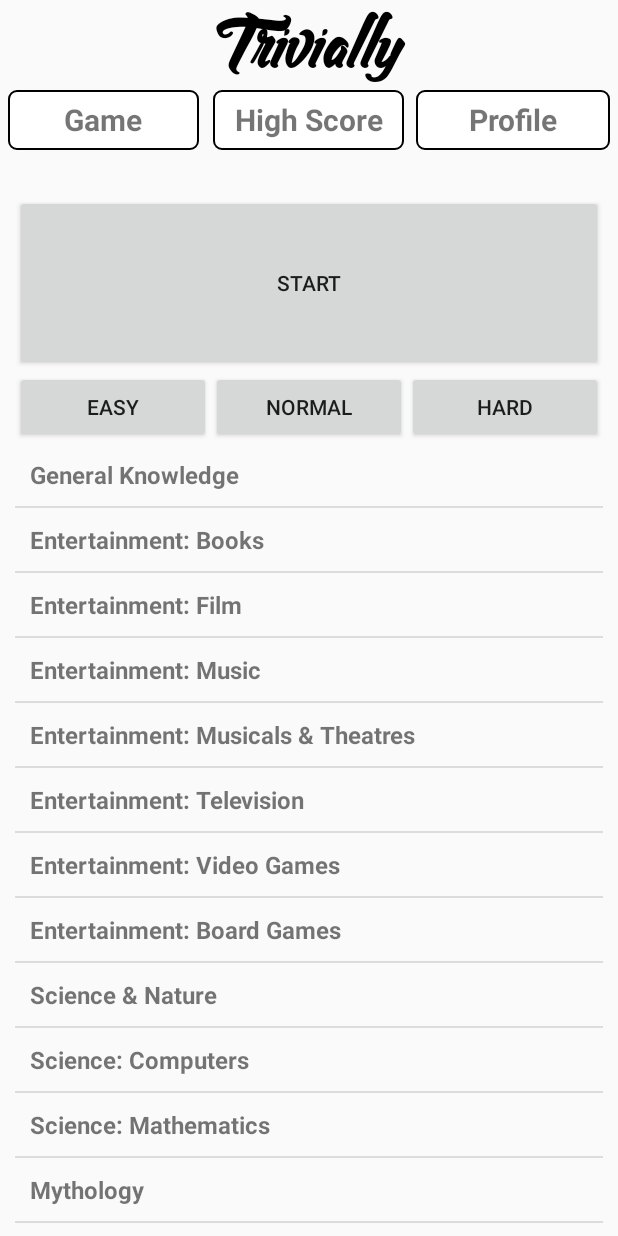
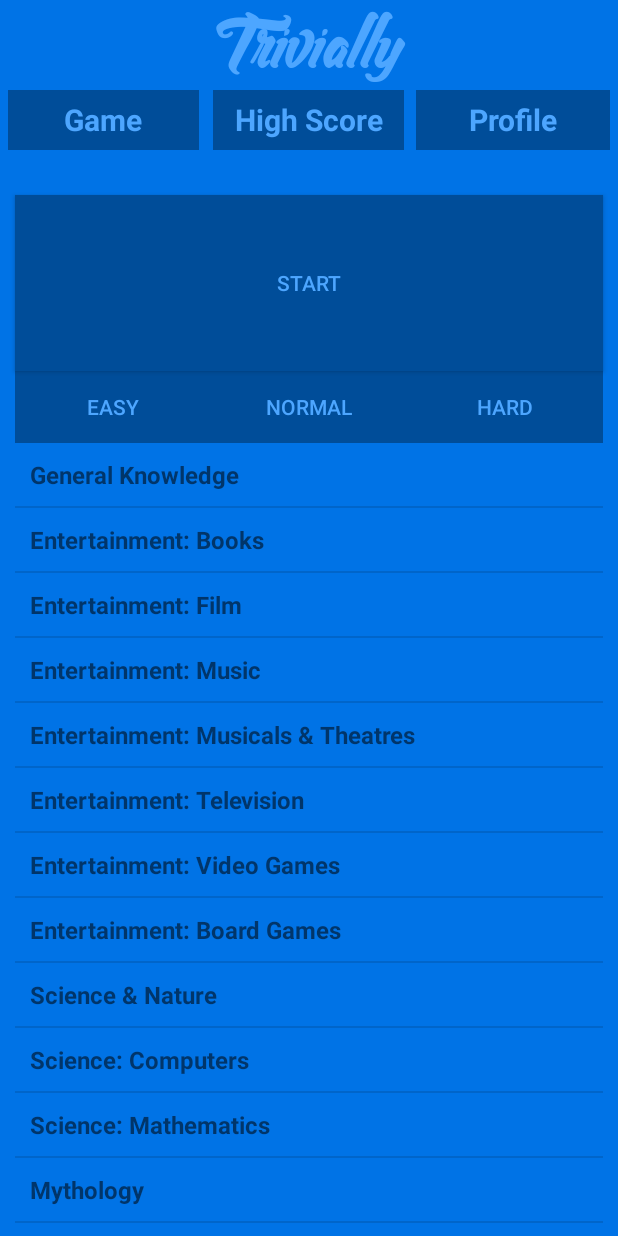
Before and after one commit to seph314/trivially, an Android app: the screen it shows after launch (GameActivity), on a phone screen of 412 x 824 dp. Run offline under Robolectric (Android 15) with nearby library versions, the phone set to English and light mode, and no system bars.

Commit message:
edited layout

```diff
--- a/A3/Trivially/app/src/main/res/layout/activity_authenticated_profile.xml
+++ b/A3/Trivially/app/src/main/res/layout/activity_authenticated_profile.xml
@@ -2,7 +2,8 @@
 <LinearLayout xmlns:android="http://schemas.android.com/apk/res/android"
     android:orientation="vertical"
     android:layout_width="fill_parent"
-    android:layout_height="fill_parent">
+    android:layout_height="fill_parent"
+    android:background="#0073e6">
 
     <include layout="@layout/navigation_bar"/>
 
@@ -12,6 +13,8 @@
         android:layout_height="117dp"
         android:layout_marginHorizontal="10dp"
         android:layout_marginBottom="20dp"
+        android:background="#004d99"
+	android:textColor="#4da6ff"
         android:text="@string/log_out"/>
 
     <LinearLayout
--- a/A3/Trivially/app/src/main/res/layout/activity_game.xml
+++ b/A3/Trivially/app/src/main/res/layout/activity_game.xml
@@ -2,7 +2,9 @@
 <LinearLayout xmlns:android="http://schemas.android.com/apk/res/android"
     android:orientation="vertical"
     android:layout_width="fill_parent"
-    android:layout_height="fill_parent">
+    android:layout_height="fill_parent"
+    android:background="#0073e6">
+
 
     <include layout="@layout/navigation_bar"/>
 
@@ -12,6 +14,8 @@
             android:layout_width="match_parent"
             android:layout_height="117dp"
             android:text="@string/start"
+            android:background="#004d99"
+	    android:textColor="#4da6ff"
             android:layout_marginHorizontal="10dp"/>
 
             <LinearLayout
@@ -26,6 +30,8 @@
                     android:layout_width="0dp"
                     android:layout_height="wrap_content"
                     android:layout_weight="1"
+		    android:background="#004d99"
+	            android:textColor="#4da6ff"
                     android:text="@string/easy" />
 
                 <Button
@@ -33,6 +39,8 @@
                     android:layout_width="0dp"
                     android:layout_height="wrap_content"
                     android:layout_weight="1"
+ 		    android:background="#004d99"
+	            android:textColor="#4da6ff"
                     android:text="@string/normal" />
 
                 <Button
@@ -40,6 +48,8 @@
                     android:layout_width="0dp"
                     android:layout_height="wrap_content"
                     android:layout_weight="1"
+ 		    android:background="#004d99"
+	            android:textColor="#4da6ff"
                     android:text="@string/hard" />
             </LinearLayout>
     <ListView
--- a/A3/Trivially/app/src/main/res/layout/activity_game_done.xml
+++ b/A3/Trivially/app/src/main/res/layout/activity_game_done.xml
@@ -5,6 +5,7 @@
     android:layout_height="fill_parent"
     android:layout_marginTop="30dp"
     android:layout_marginHorizontal="10dp"
+    android:background="#0073e6"
     >
 
         <TextView
@@ -30,6 +31,8 @@
             android:layout_width="match_parent"
             android:layout_height="81dp"
             android:layout_gravity="center_horizontal"
+            android:background="#004d99"
+	    android:textColor="#4da6ff"
             android:text="@string/play_again" />
 
         <Button
@@ -37,5 +40,7 @@
             android:layout_width="match_parent"
             android:layout_height="88dp"
             android:layout_gravity="center_horizontal"
+	    android:background="#004d99"
+	    android:textColor="#4da6ff"
             android:text="@string/home" />
 </LinearLayout>
--- a/A3/Trivially/app/src/main/res/layout/activity_high_score.xml
+++ b/A3/Trivially/app/src/main/res/layout/activity_high_score.xml
@@ -2,7 +2,8 @@
 <LinearLayout xmlns:android="http://schemas.android.com/apk/res/android"
     android:orientation="vertical"
     android:layout_width="fill_parent"
-    android:layout_height="fill_parent">
+    android:layout_height="fill_parent"
+    android:background="#0073e6">
 
     <include layout="@layout/navigation_bar"/>
 
--- a/A3/Trivially/app/src/main/res/layout/activity_un_authenticated_profile.xml
+++ b/A3/Trivially/app/src/main/res/layout/activity_un_authenticated_profile.xml
@@ -2,7 +2,8 @@
 <LinearLayout xmlns:android="http://schemas.android.com/apk/res/android"
     android:orientation="vertical"
     android:layout_width="fill_parent"
-    android:layout_height="fill_parent">
+    android:layout_height="fill_parent"
+    android:background="#0073e6">
 
     <include layout="@layout/navigation_bar"/>
 
@@ -15,6 +16,8 @@
             android:id="@+id/logInBtn"
             android:layout_width="match_parent"
             android:layout_height="117dp"
+	    android:background="#004d99"
+	    android:textColor="#4da6ff"
             android:text="@string/log_in_with_facebook" />
     </LinearLayout>
 </LinearLayout>
--- a/A3/Trivially/app/src/main/res/layout/navigation_bar.xml
+++ b/A3/Trivially/app/src/main/res/layout/navigation_bar.xml
@@ -16,7 +16,7 @@
             android:textStyle="bold"
             android:fontFamily="@font/rashfeng"
             android:layout_weight="2"
-            android:textColor="@android:color/black"
+            android:textColor="#4da6ff"
             android:text="@string/app_name" />
 
         <RelativeLayout
@@ -33,7 +33,8 @@
             android:gravity="center"
             android:textSize="20sp"
             android:textStyle="bold"
-            android:background="@drawable/back"
+            android:background="#004d99"
+            android:textColor="#4da6ff"
             android:text="@string/high_score" />
 
         <TextView
@@ -44,7 +45,8 @@
             android:gravity="center"
             android:textSize="20sp"
             android:textStyle="bold"
-            android:background="@drawable/back"
+            android:background="#004d99"
+	    android:textColor="#4da6ff"
             android:text="@string/game" />
 
         <TextView
@@ -57,7 +59,8 @@
             android:gravity="center"
             android:textSize="20sp"
             android:textStyle="bold"
-            android:background="@drawable/back"
+            android:background="#004d99"
+            android:textColor="#4da6ff"
             android:text="@string/profile" />
         </RelativeLayout>
 
--- /dev/null
+++ b/A3/zscsz/settings.gradle
@@ -0,0 +1 @@
+rootProject.name = 'zscsz'
```
Also changed, not shown: A3/Trivially/app/src/main/res/layout/activity_in_game.xml (+12 -1 lines), A3/Trivially/build.gradle (+4 -5 lines), A3/zscsz/build.gradle (added, +16 -0 lines), A3/Trivially/gradle/wrapper/gradle-wrapper.properties.
